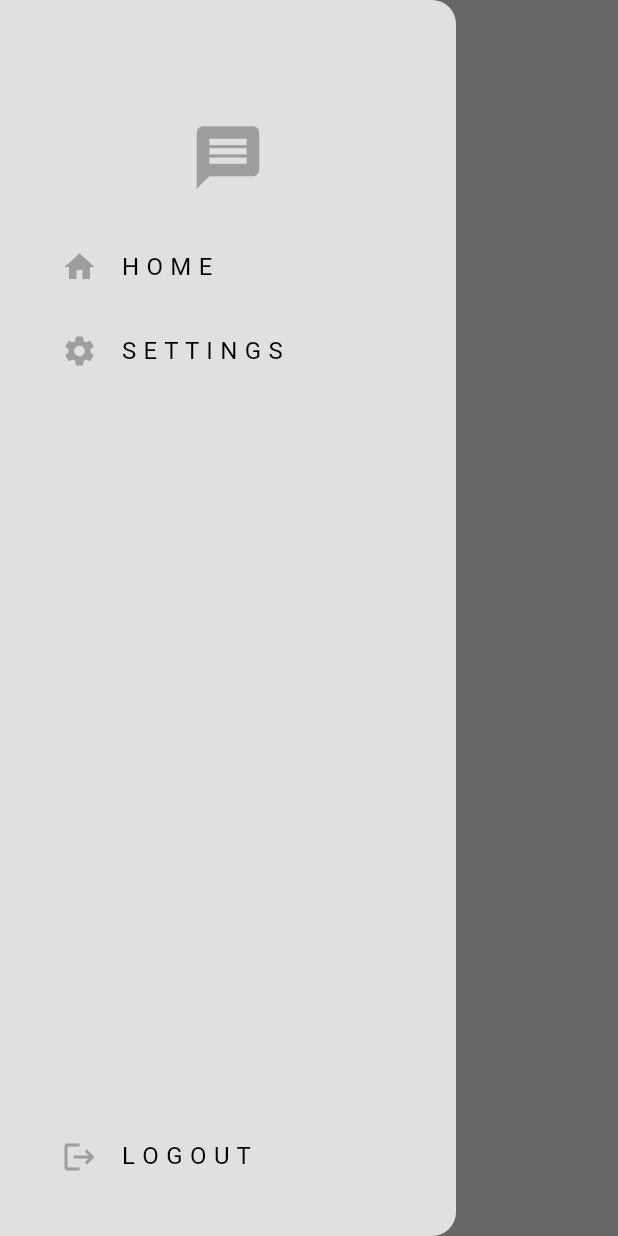
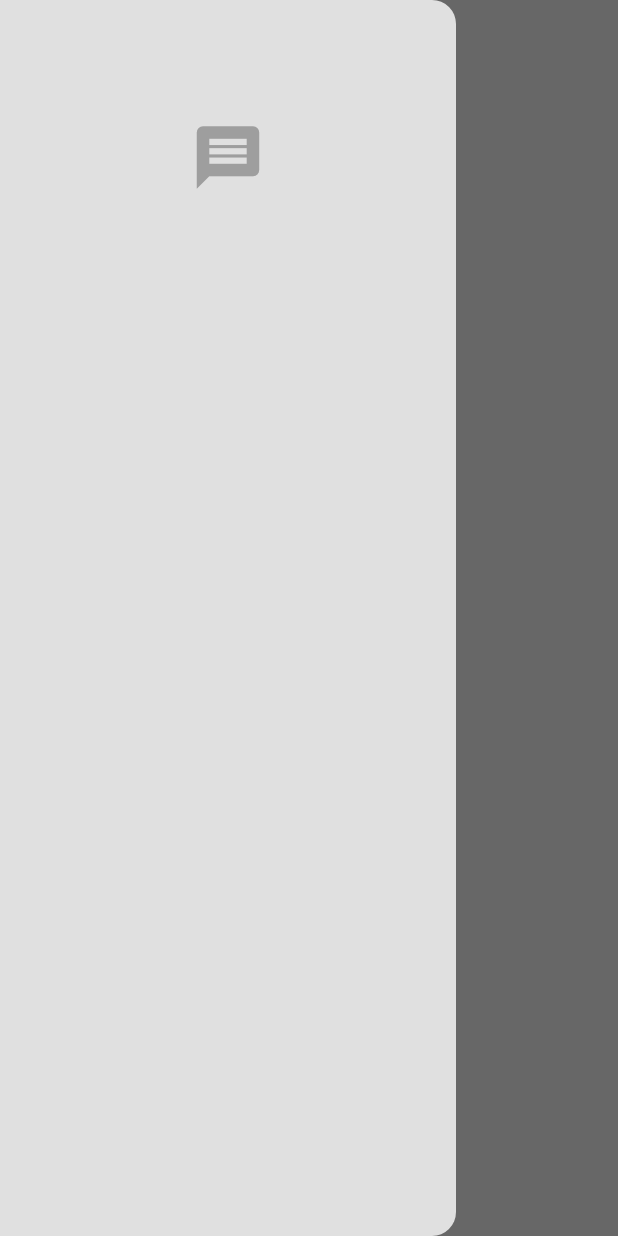
Before and after one commit to karemahamdy/chat-app-flutter, a Flutter app: the screen it shows once a user with an empty profile is signed in, with the side drawer open, on a phone screen of 412 x 824 dp. Run offline on Flutter 3.47's test engine with Material 3 defaults, Android fonts, the phone set to English and light mode, and no system bars; our stand-ins replace chat_bubbles, cloud_firestore, firebase_auth, firebase_core, flutter_bloc, flutter_spinkit and 2 more; accounts and stored records are empty.

Commit message:
delete settings

```diff
--- a/lib/ui/home_screen.dart
+++ b/lib/ui/home_screen.dart
@@ -22,7 +22,7 @@ class HomeScreen extends StatelessWidget {
         backgroundColor: Colors.transparent,
         foregroundColor: Colors.transparent,
         elevation: 0,
-        title: const Text("HOME",
+        title: const Text("Message",
         style: TextStyle(
                     color: Colors.blue,
                     fontSize: 20,
--- a/lib/widgets/my_drawer.dart
+++ b/lib/widgets/my_drawer.dart
@@ -1,7 +1,7 @@
 import 'package:flutter/material.dart';
-import 'package:minimal_messenger/DI/service_locator.dart';
-import 'package:minimal_messenger/services/auth/auth_service.dart';
-import 'package:minimal_messenger/ui/settings_screen.dart';
+// import 'package:minimal_messenger/DI/service_locator.dart';
+// import 'package:minimal_messenger/services/auth/auth_service.dart';
+// import 'package:minimal_messenger/ui/settings_screen.dart';
 
 class MyDrawer extends StatelessWidget {
   const MyDrawer({super.key});
@@ -26,56 +26,11 @@ class MyDrawer extends StatelessWidget {
               SizedBox(
                 height: 20,
               ),
-              Padding(
-                padding: const EdgeInsets.only(left: 25.0),
-                child: ListTile(
-                  title: const Text("H O M E"),
-                  leading: Icon(
-                    Icons.home,
-                    color: Theme.of(context).colorScheme.primary,
-                  ),
-                  onTap: () {
-                    Navigator.pop(context);
-                  },
-                ),
-              ),
-              Padding(
-                padding: const EdgeInsets.only(left: 25.0),
-                child: ListTile(
-                  title: const Text("S E T T I N G S"),
-                  leading: Icon(
-                    Icons.settings,
-                    color: Theme.of(context).colorScheme.primary,
-                  ),
-                  onTap: () {
-                    Navigator.pop(context);
 
-                    Navigator.push(
-                      context,
-                      MaterialPageRoute(
-                        builder: (context) => const SettingsScreen(),
-                      ),
-                    );
-                  },
-                ),
-              ),
-            ],
-          ),
-          Padding(
-            padding: const EdgeInsets.only(left: 25.0, bottom: 25.0),
-            child: ListTile(
-              title: const Text("L O G O U T"),
-              leading: Icon(
-                Icons.logout,
-                color: Theme.of(context).colorScheme.primary,
-              ),
-              onTap: () async {
-                await AuthServices(locator.get(), locator.get()).signOut();
-              },
-            ),
-          ),
         ],
       ),
+        ]
+      )
     );
   }
 }
```
Also changed, not shown: lib/ui/settings_screen.dart (deleted, +0 -63 lines).
